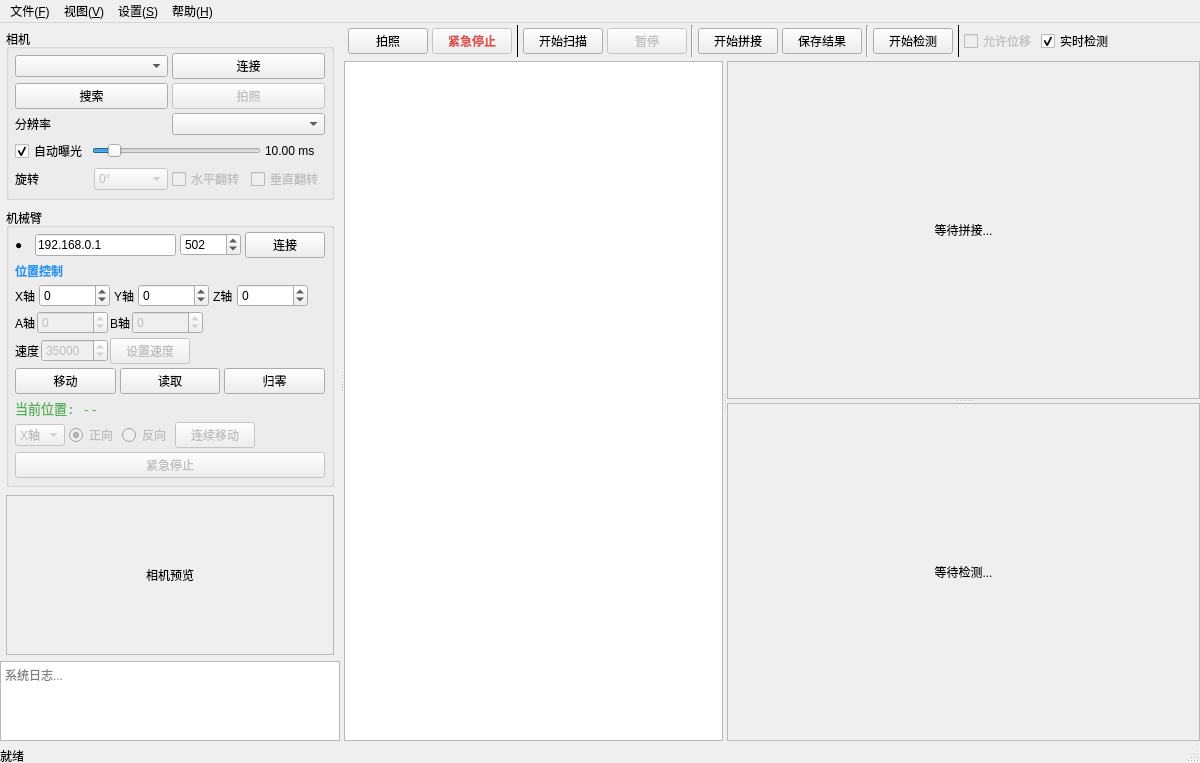
The window that ui/MainWindow.ui (choushunn/ArmSightStitch) describes before a commit, drawn with Qt 5.
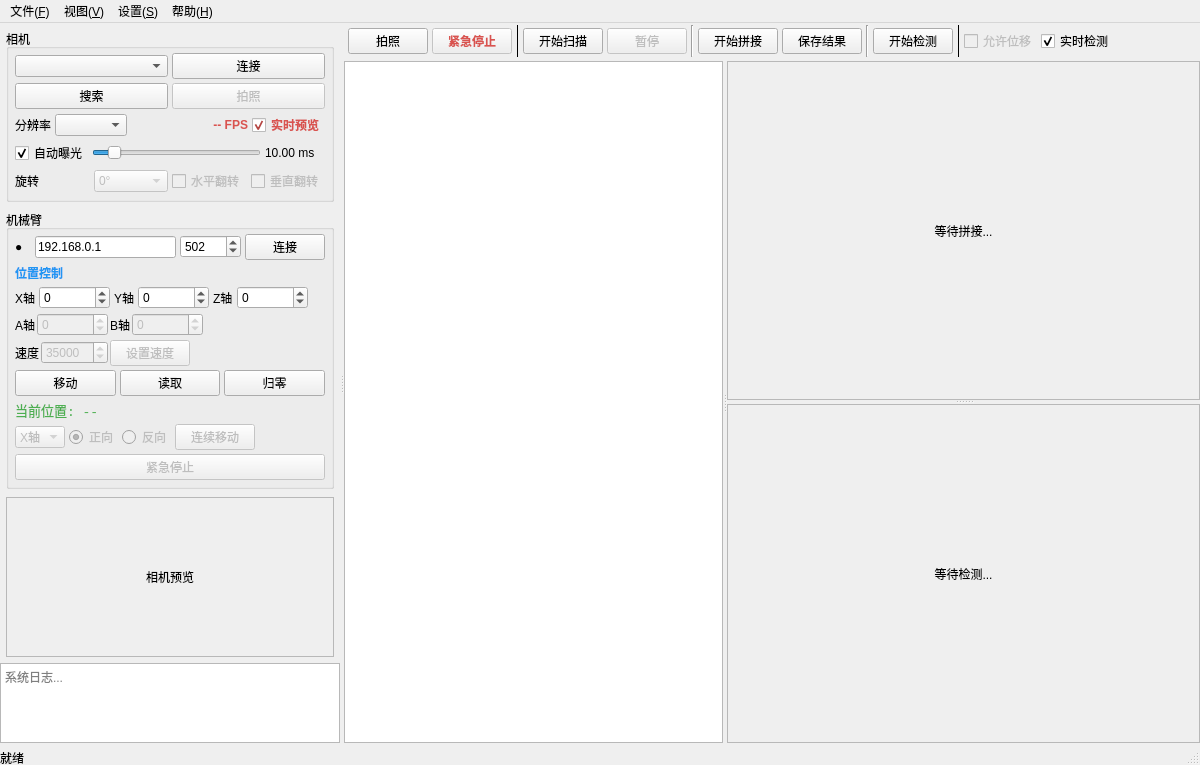
The same window after the commit.

Diff of the .ui file:
```diff
--- a/ui/MainWindow.ui
+++ b/ui/MainWindow.ui
@@ -103,6 +103,27 @@
                 <item>
                  <widget class="QComboBox" name="resolutionCombo"/>
                 </item>
+                <item>
+                 <spacer name="resolutionSpacer">
+                  <property name="orientation"><enum>Qt::Orientation::Horizontal</enum></property>
+                  <property name="sizeHint" stdset="0"><size><width>0</width><height>0</height></size></property>
+                 </spacer>
+                </item>
+                <item>
+                 <widget class="QLabel" name="fpsLabel">
+                  <property name="text"><string>-- FPS</string></property>
+                  <property name="minimumSize"><size><width>60</width><height>0</height></size></property>
+                  <property name="styleSheet"><string notr="true">color: #D9534F; font-weight: bold;</string></property>
+                  <property name="alignment"><set>Qt::AlignmentFlag::AlignRight|Qt::AlignmentFlag::AlignVCenter</set></property>
+                 </widget>
+                </item>
+                <item>
+                 <widget class="QCheckBox" name="cameraPreviewCheck">
+                  <property name="text"><string>实时预览</string></property>
+                  <property name="checked"><bool>true</bool></property>
+                  <property name="styleSheet"><string notr="true">color: #D9534F; font-weight: bold;</string></property>
+                 </widget>
+                </item>
                </layout>
               </item>
               <item>
```
Left out of the diff: 41 changed lines with no effect on the pictures.
